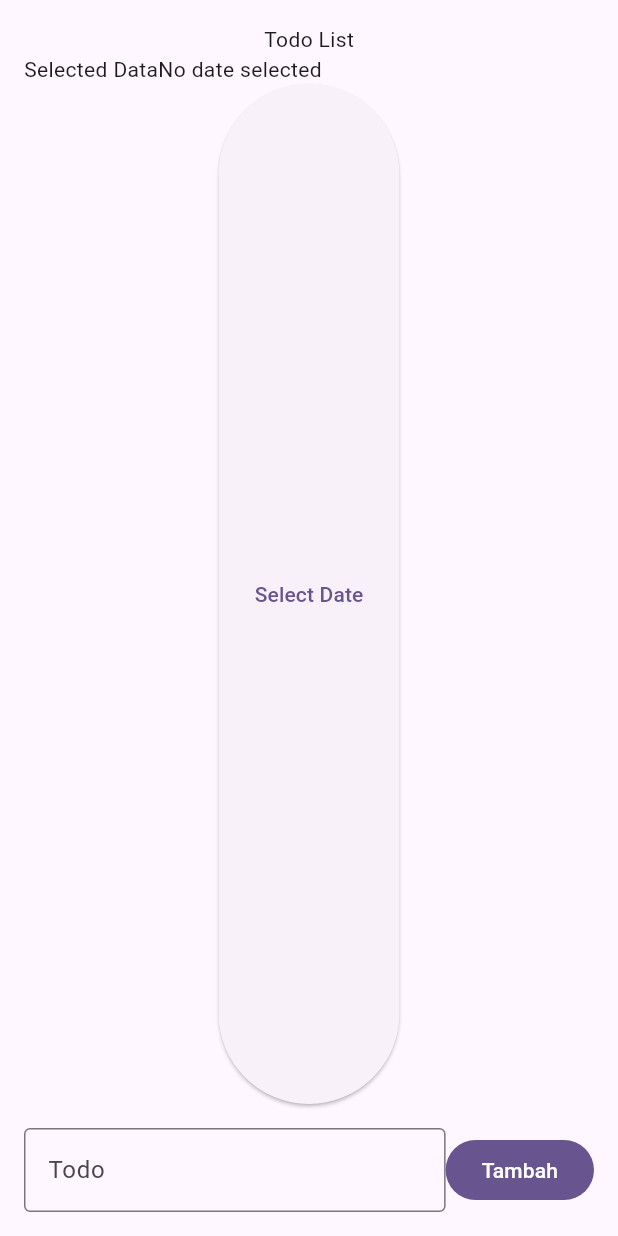
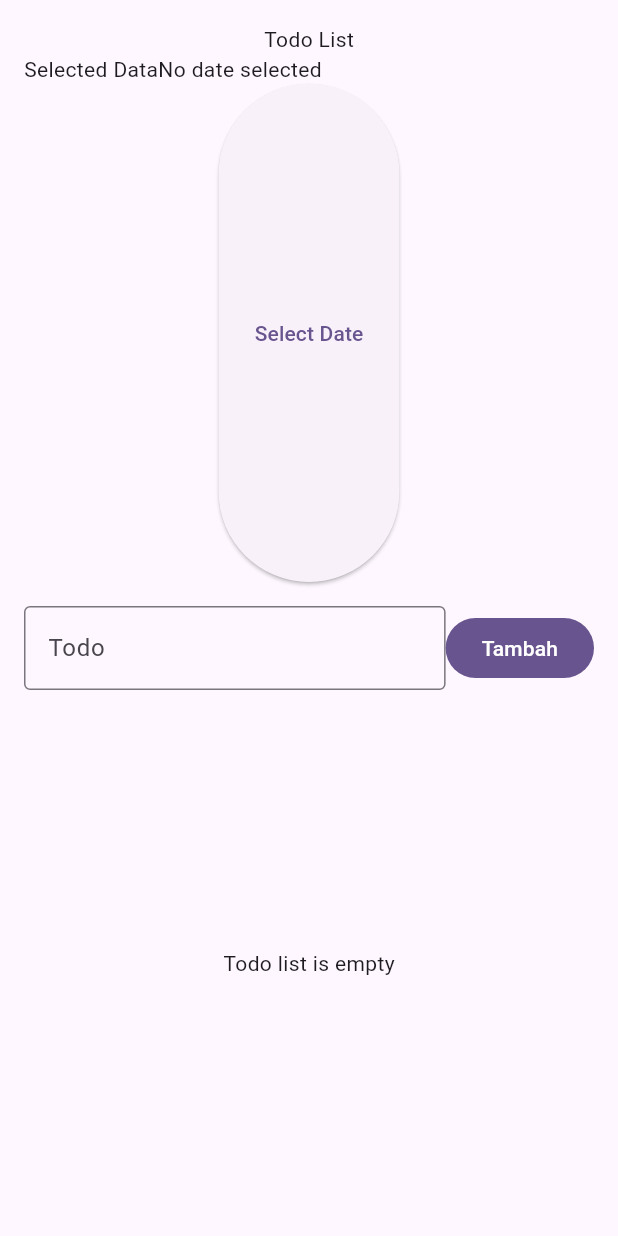
Before and after one commit to muhfarrasm/036_TodoBloc, a Flutter app: the screen it shows after launch, on a phone screen of 412 x 824 dp. Run offline on Flutter 3.47's test engine with Material 3 defaults, Android fonts, the phone set to English and light mode, and no system bars; our stand-ins replace bloc, flutter_bloc.

Commit message:
Add - kondisi jika todo list kosong

```diff
--- a/lib/presentation/todo_page.dart
+++ b/lib/presentation/todo_page.dart
@@ -90,10 +90,33 @@
                               seletedDate.selectedDate = null;
                             }
                           }
-                      }, child: Text('Tambah'))
+                      }, child: Text('Tambah')
+                      )
                   ],
                 ),
               ),
+               SizedBox(height: 16.0),
+                Expanded(
+                  child: BlocBuilder<TodoBlocBloc, TodoBlocState>(
+                    builder: (context, state) {
+                    if (state is TodoBlocLoading) {
+                      return Center(child: CircularProgressIndicator());
+                    }else if (state is TodoBlocLoaded) {
+                      if (state.todos.isEmpty) {
+                        return Center(child: Text('Todo list is empty'));
+                      }
+
+
+
+                    }
+
+                    }
+
+                  )
+
+                ),
+
+
             ],
           ),
         ),
```
